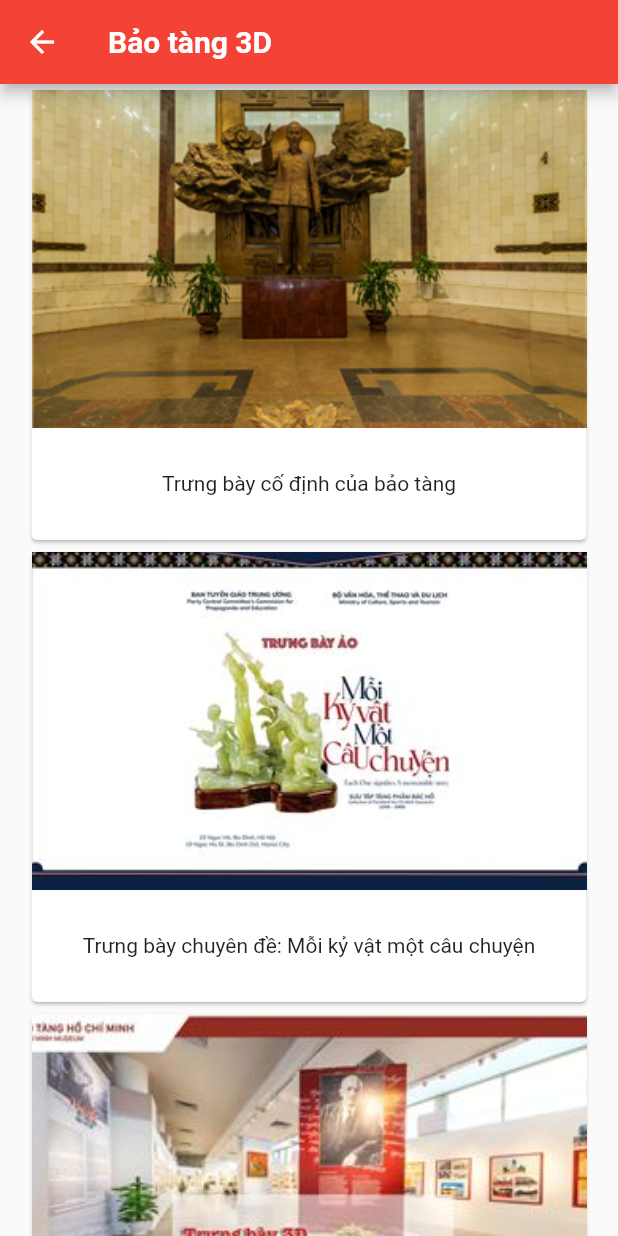
After one commit to duykhanhxx03/ui-project-hochiminh-museum, a Flutter app: the MuseumThreeDimensionScreen screen opened directly, on a phone screen of 412 x 824 dp. The commit adds this screen. Run offline on Flutter 3.47's test engine with Material 2 defaults, Android fonts, the light colour scheme and no system bars; our stand-ins replace get, get_storage, iconsax, keyboard_dismisser, logger, smooth_page_indicator and 1 more; accounts and stored records are empty.

Commit message:
Bao tang 3D

```diff
--- a/lib/app.dart
+++ b/lib/app.dart
@@ -1,6 +1,7 @@
 import 'package:flutter/material.dart';
 import 'package:get/get_navigation/src/root/get_material_app.dart';
 import 'package:ui_project_hochiminh_museum/features/authentication/screens/onboarding/onboarding.dart';
+import 'package:ui_project_hochiminh_museum/features/main/screens/home/museum_three_dimension.dart';
 import 'package:ui_project_hochiminh_museum/utils/constants/text_strings.dart';
 import 'package:ui_project_hochiminh_museum/utils/theme/theme.dart';
 
@@ -17,6 +18,7 @@ class App extends StatelessWidget {
       debugShowCheckedModeBanner: false,
       // initialBinding: GeneralBindings(),
       home: const OnBoardingScreen(),
+      // home: const MuseumThreeDimensionScreen(),
     );
   }
 }
--- /dev/null
+++ b/lib/features/main/screens/home/museum_three_dimension.dart
@@ -0,0 +1,134 @@
+import 'package:flutter/material.dart';
+import 'package:ui_project_hochiminh_museum/features/main/screens/home/widgets/web_view_container.dart';
+
+class MuseumThreeDimensionScreen extends StatefulWidget {
+  const MuseumThreeDimensionScreen({super.key});
+
+  @override
+  State<MuseumThreeDimensionScreen> createState() => _MuseumThreeDimensionScreenState();
+}
+
+class _MuseumThreeDimensionScreenState extends State<MuseumThreeDimensionScreen> {
+  @override
+  Widget build(BuildContext context) {
+    return Scaffold(
+      appBar: AppBar(
+        title: const Text(
+          'Bảo tàng 3D',
+          style: TextStyle(
+            fontWeight: FontWeight.bold,
+            color: Colors.white,
+          ),
+        ),
+        backgroundColor: Colors.red,
+      ),
+      body: ListView(
+        children: <Widget>[
+          ElevatedCard(
+            imagePath: "assets/images/illustrations/TrungBayCoDinh.png",
+            title: "Trưng bày cố định của bảo tàng",
+            onTap: () {
+              Navigator.push(
+                context,
+                MaterialPageRoute(
+                    builder: (context) => const WebViewContainer(url: "https://baotang.hochiminh.vn/"),
+                )
+              );
+            },
+          ),
+          ElevatedCard(
+            imagePath: "assets/images/illustrations/TrungBayKiVat.png",
+            title: "Trưng bày chuyên đề: Mỗi kỷ vật một câu chuyện",
+            onTap: () {
+              Navigator.push(
+                  context,
+                  MaterialPageRoute(
+                    builder: (context) => const WebViewContainer(url: "https://demo-map.vietnaminfo.net/tours/bthcm/"),
+                  )
+              );
+            },
+          ),
+          ElevatedCard(
+            imagePath: "assets/images/illustrations/TrungBayLeNin.png",
+            title: "Trưng bày chuyên đề: Lênin và thời đại",
+            onTap: () {
+              Navigator.push(
+                  context,
+                  MaterialPageRoute(
+                    builder: (context) => const WebViewContainer(url: "https://demo.egal.vn/virtual-museum/baotanghcm2020/?utm_source=zalo&utm_medium=zalo&utm_campaign=zalo&zarsrc=30#%23"),
+                  )
+              );
+            },
+          ),
+          ElevatedCard(
+            imagePath: "assets/images/illustrations/TrungBayNguoiDi.png",
+            title: "Trưng bày chuyên đề: Người đi tìm hình của Nước",
+            onTap: () {
+              Navigator.push(
+                  context,
+                  MaterialPageRoute(
+                    builder: (context) => const WebViewContainer(url: "http://baotanghochiminh.baotangao.com/"),
+                  )
+              );
+            },
+          ),
+        ],
+      )
+    );
+  }
+}
+
+class ElevatedCard extends StatelessWidget {
+  final VoidCallback onTap;
+  final String imagePath;
+  final String title;
+
+  const ElevatedCard(
+      {
+        Key? key,
+        required this.onTap,
+        required this.imagePath,
+        required this.title
+      }
+      ) : super(key: key);
+
+  @override
+  Widget build(BuildContext context) {
+    return Center(
+      child: InkWell(
+        onTap: onTap,
+        child: Card(
+          child: SizedBox(
+            width: 370,
+            height: 300,
+            child: Column(
+              crossAxisAlignment: CrossAxisAlignment.stretch,
+              children: [
+                // Ảnh illutration
+                Expanded(
+                  flex: 3,
+                  child: Image.asset(
+                    imagePath,
+                    fit: BoxFit.cover,
+                  ),
+                ),
+                //Tiêu đề
+                Expanded(
+                  flex: 1,
+                  child: Center(
+                    child: Text(
+                      title,
+                      style: const TextStyle(
+                        fontSize: 14,
+                      ),
+                    ),
+                  ),
+                ),
+              ],
+            ),
+          ),
+        ),
+      ),
+    );
+  }
+}
--- a/pubspec.yaml
+++ b/pubspec.yaml
@@ -30,6 +30,7 @@ environment:
 dependencies:
   flutter:
     sdk: flutter
+  webview_flutter: ^4.4.2
 
   #Icons
   iconsax: ^0.0.8
@@ -82,6 +83,7 @@ flutter:
     - assets/logos/
     - assets/icons/brands/
     - assets/images/animations/
+    - assets/images/illustrations/
 
   # An image asset can refer to one or more resolution-specific "variants", see
   # https://flutter.dev/assets-and-images/#resolution-aware
```
Also changed, not shown: lib/features/main/screens/home/widgets/web_view_container.dart (added, +42 -0 lines), assets/images/illustrations/TrungBayCoDinh.png (added), assets/images/illustrations/TrungBayKiVat.png (added), assets/images/illustrations/TrungBayLeNin.png (added), assets/images/illustrations/TrungBayNguoiDi.png (added), pubspec.lock, 2 other files.
